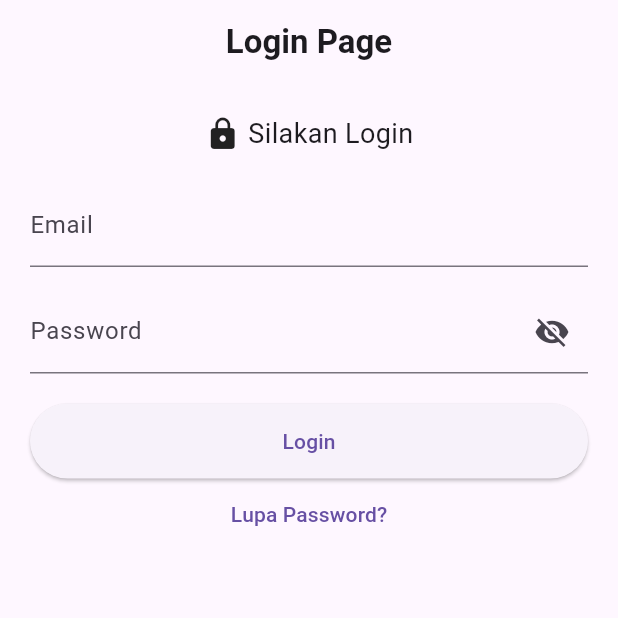
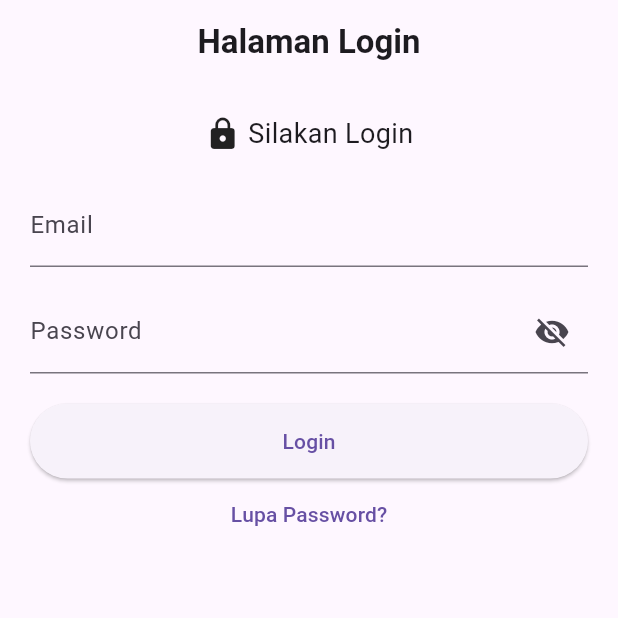
Before and after one commit to Jonathanmau/flutter-login-app, a Flutter app: the screen it shows after launch, on a phone screen of 412 x 824 dp, the top half of it. Run offline on Flutter 3.47's test engine with Material 3 defaults, Android fonts, the phone set to English and light mode, and no system bars.

Commit message:
update login page UI

```diff
--- a/lib/screens/login_page.dart
+++ b/lib/screens/login_page.dart
@@ -55,7 +55,7 @@ class _LoginPageState extends State<LoginPage> {
       // bagian atas aplikasi
       appBar: AppBar(
         title: Text(
-          "Login Page",
+          "Halaman Login",
           style: TextStyle(fontWeight: FontWeight.bold),
         ),
         centerTitle: true,
```
